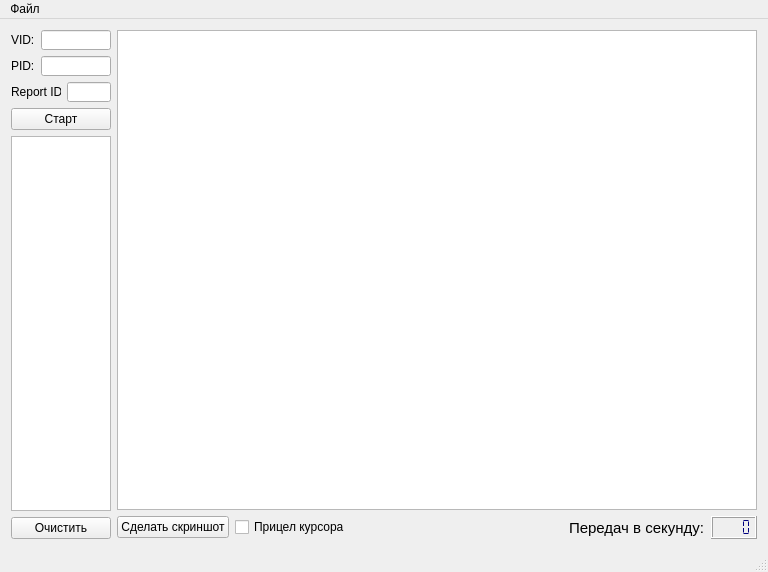
First picture: the form in USBDatalogger/mainwindow.ui, repository itxs/USB-HID-data-visualizer, before the edit.
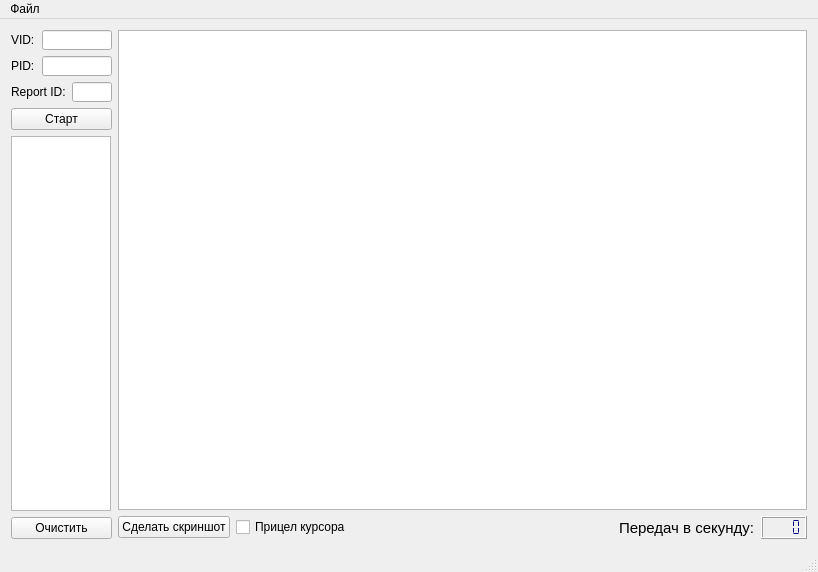
Second picture: the form after the edit.

The edit to the form file:
```diff
--- a/USBDatalogger/mainwindow.ui
+++ b/USBDatalogger/mainwindow.ui
@@ -6,7 +6,7 @@
    <rect>
     <x>0</x>
     <y>0</y>
-    <width>768</width>
+    <width>818</width>
     <height>572</height>
    </rect>
   </property>
@@ -140,8 +140,8 @@
           </property>
           <property name="maximumSize">
            <size>
-            <width>30</width>
-            <height>20</height>
+            <width>16777215</width>
+            <height>16777215</height>
            </size>
           </property>
           <property name="text">
@@ -159,13 +159,13 @@
           </property>
           <property name="minimumSize">
            <size>
-            <width>30</width>
+            <width>40</width>
             <height>20</height>
            </size>
           </property>
           <property name="maximumSize">
            <size>
-            <width>70</width>
+            <width>40</width>
             <height>20</height>
            </size>
           </property>
@@ -189,7 +189,7 @@
         </property>
         <property name="maximumSize">
          <size>
-          <width>100</width>
+          <width>16777215</width>
           <height>16777215</height>
          </size>
         </property>
@@ -236,7 +236,7 @@
         </property>
         <property name="maximumSize">
          <size>
-          <width>100</width>
+          <width>16777215</width>
           <height>16777215</height>
          </size>
         </property>
@@ -370,7 +370,7 @@
     <rect>
      <x>0</x>
      <y>0</y>
-     <width>768</width>
+     <width>818</width>
      <height>21</height>
     </rect>
    </property>
```
Left out of the diff: 3 changed lines with no effect on the pictures.
